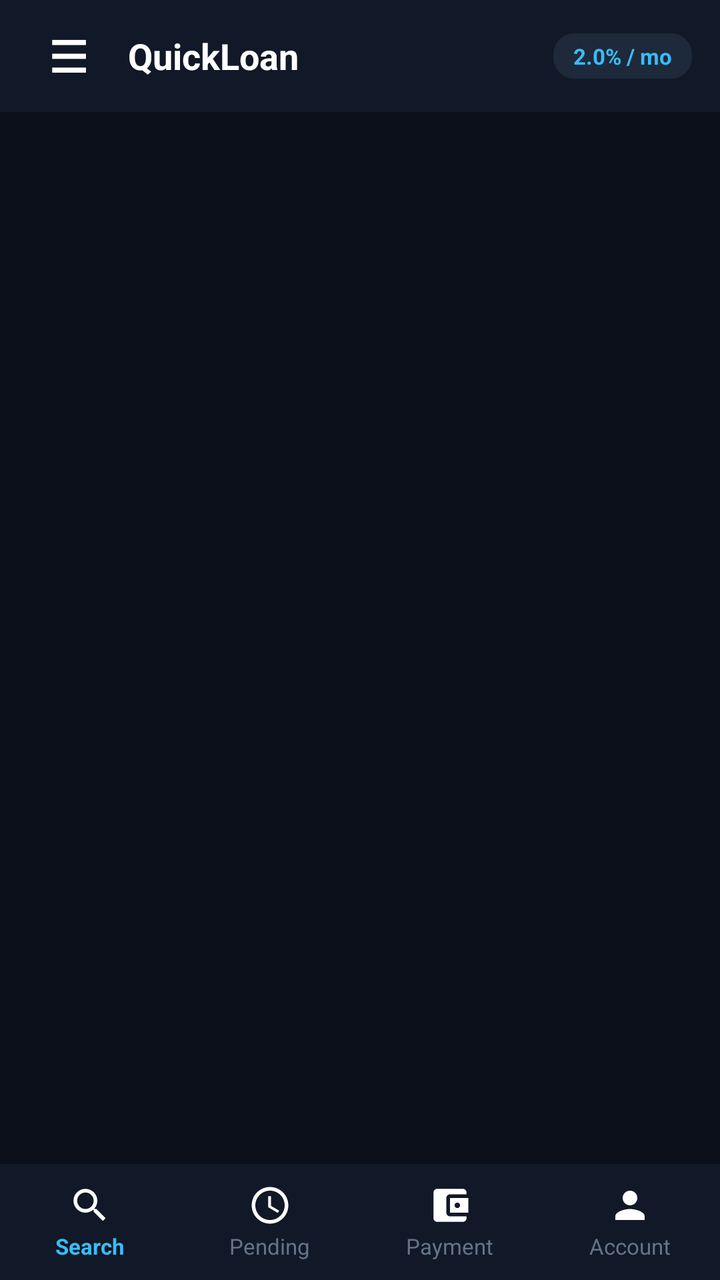
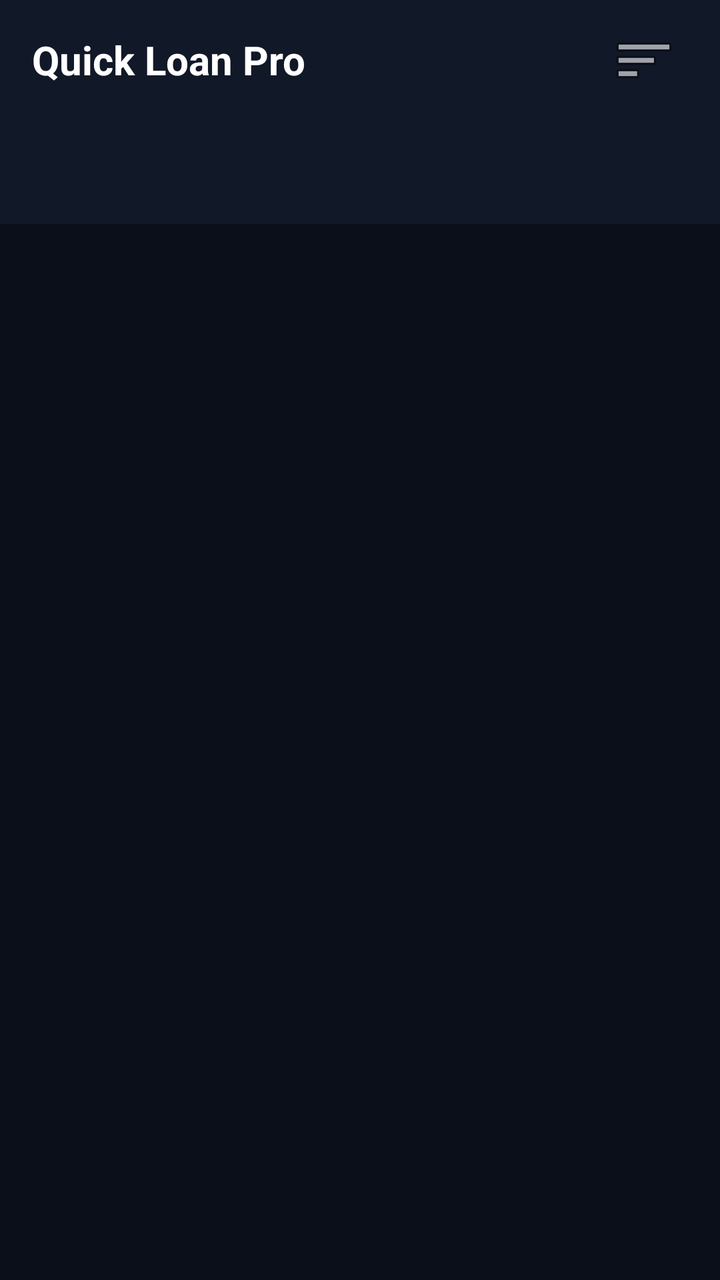

Before-and-after screenshots of an Android layout around one commit, followed by the original layout XML and the change that was made.
<!-- AndroidManifest.xml: application theme Theme.AppCompat.DayNight.NoActionBar -->
<!-- res/layout/activity_lender_main.xml -->
<?xml version="1.0" encoding="utf-8"?>
<androidx.drawerlayout.widget.DrawerLayout xmlns:android="http://schemas.android.com/apk/res/android"
    xmlns:app="http://schemas.android.com/apk/res-auto"
    android:id="@+id/drawerLayout"
    android:layout_width="match_parent"
    android:layout_height="match_parent"
    android:background="#0B0F19">

    
    <LinearLayout
        android:layout_width="match_parent"
        android:layout_height="match_parent"
        android:orientation="vertical">

        
        <LinearLayout
            android:layout_width="match_parent"
            android:layout_height="56dp"
            android:background="#111827"
            android:gravity="center_vertical"
            android:orientation="horizontal"
            android:paddingHorizontal="14dp">

            
            <TextView
                android:id="@+id/btnMenu"
                android:layout_width="40dp"
                android:layout_height="40dp"
                android:gravity="center"
                android:text="☰"
                android:textColor="#FFFFFF"
                android:textSize="22sp"
                android:textStyle="bold" />

            <TextView
                android:id="@+id/tvHomeTitle"
                android:layout_width="0dp"
                android:layout_height="wrap_content"
                android:layout_marginStart="10dp"
                android:layout_weight="1"
                android:text="QuickLoan"
                android:textColor="#FFFFFF"
                android:textSize="18sp"
                android:textStyle="bold" />

            <TextView
                android:id="@+id/tvHeaderInterestBadge"
                android:layout_width="wrap_content"
                android:layout_height="wrap_content"
                android:background="@drawable/edittext_bg"
                android:backgroundTint="#1E293B"
                android:paddingHorizontal="10dp"
                android:paddingVertical="4dp"
                android:text="2.0% / mo"
                android:textColor="#38BDF8"
                android:textSize="11sp"
                android:textStyle="bold" />
        </LinearLayout>

        
        <FrameLayout
            android:id="@+id/fragment_container"
            android:layout_width="match_parent"
            android:layout_height="0dp"
            android:layout_weight="1" />

        
        <LinearLayout
            android:id="@+id/bottomNavBar"
            android:layout_width="match_parent"
            android:layout_height="58dp"
            android:background="#111827"
            android:orientation="horizontal">

            
            <LinearLayout
                android:id="@+id/tabSearch"
                android:layout_width="0dp"
                android:layout_height="match_parent"
                android:layout_weight="1"
                android:gravity="center"
                android:orientation="vertical">

                <ImageView
                    android:id="@+id/ivTabSearch"
                    android:layout_width="22dp"
                    android:layout_height="22dp"
                    android:src="@drawable/ic_tab_search"
                    app:tint="#38BDF8" />

                <TextView
                    android:id="@+id/tvTabSearch"
                    android:layout_width="wrap_content"
                    android:layout_height="wrap_content"
                    android:layout_marginTop="2dp"
                    android:text="Search"
                    android:textColor="#38BDF8"
                    android:textSize="11sp"
                    android:textStyle="bold" />
            </LinearLayout>

            
            <LinearLayout
                android:id="@+id/tabPending"
                android:layout_width="0dp"
                android:layout_height="match_parent"
                android:layout_weight="1"
                android:gravity="center"
                android:orientation="vertical">

                <ImageView
                    android:id="@+id/ivTabPending"
                    android:layout_width="22dp"
                    android:layout_height="22dp"
                    android:src="@drawable/ic_tab_pending"
                    app:tint="#64748B" />

                <TextView
                    android:id="@+id/tvTabPending"
                    android:layout_width="wrap_content"
                    android:layout_height="wrap_content"
                    android:layout_marginTop="2dp"
                    android:text="Pending"
                    android:textColor="#64748B"
                    android:textSize="11sp" />
            </LinearLayout>

            
            <LinearLayout
                android:id="@+id/tabPayment"
                android:layout_width="0dp"
                android:layout_height="match_parent"
                android:layout_weight="1"
                android:gravity="center"
                android:orientation="vertical">

                <ImageView
                    android:id="@+id/ivTabPayment"
                    android:layout_width="22dp"
                    android:layout_height="22dp"
                    android:src="@drawable/ic_tab_payment"
                    app:tint="#64748B" />

                <TextView
                    android:id="@+id/tvTabPayment"
                    android:layout_width="wrap_content"
                    android:layout_height="wrap_content"
                    android:layout_marginTop="2dp"
                    android:text="Payment"
                    android:textColor="#64748B"
                    android:textSize="11sp" />
            </LinearLayout>

            
            <LinearLayout
                android:id="@+id/tabAccount"
                android:layout_width="0dp"
                android:layout_height="match_parent"
                android:layout_weight="1"
                android:gravity="center"
                android:orientation="vertical">

                <ImageView
                    android:id="@+id/ivTabAccount"
                    android:layout_width="22dp"
                    android:layout_height="22dp"
                    android:src="@drawable/ic_tab_account"
                    app:tint="#64748B" />

                <TextView
                    android:id="@+id/tvTabAccount"
                    android:layout_width="wrap_content"
                    android:layout_height="wrap_content"
                    android:layout_marginTop="2dp"
                    android:text="Account"
                    android:textColor="#64748B"
                    android:textSize="11sp" />
            </LinearLayout>
        </LinearLayout>

    </LinearLayout>

    
    <LinearLayout
        android:id="@+id/navDrawerMenu"
        android:layout_width="280dp"
        android:layout_height="match_parent"
        android:layout_gravity="start"
        android:background="#0F172A"
        android:orientation="vertical"
        android:padding="16dp">

        <TextView
            android:layout_width="wrap_content"
            android:layout_height="wrap_content"
            android:layout_marginTop="24dp"
            android:text="QuickLoan Menu"
            android:textColor="#FFFFFF"
            android:textSize="20sp"
            android:textStyle="bold" />

        <TextView
            android:layout_width="wrap_content"
            android:layout_height="wrap_content"
            android:layout_marginTop="2dp"
            android:text="Lender Control Center"
            android:textColor="#94A3B8"
            android:textSize="12sp" />

        <View
            android:layout_width="match_parent"
            android:layout_height="1dp"
            android:layout_marginVertical="16dp"
            android:background="#334155" />

        
        <LinearLayout
            android:id="@+id/menuSetInterestRate"
            android:layout_width="match_parent"
            android:layout_height="48dp"
            android:gravity="center_vertical"
            android:orientation="horizontal">

            <TextView
                android:layout_width="wrap_content"
                android:layout_height="wrap_content"
                android:text="%"
                android:textColor="#38BDF8"
                android:textSize="18sp"
                android:textStyle="bold" />

            <TextView
                android:layout_width="0dp"
                android:layout_height="wrap_content"
                android:layout_marginStart="14dp"
                android:layout_weight="1"
                android:text="Set Interest Rate"
                android:textColor="#FFFFFF"
                android:textSize="14sp" />
        </LinearLayout>

        
        <LinearLayout
            android:id="@+id/menuMasterDirectory"
            android:layout_width="match_parent"
            android:layout_height="48dp"
            android:gravity="center_vertical"
            android:orientation="horizontal">

            <TextView
                android:layout_width="wrap_content"
                android:layout_height="wrap_content"
                android:text="👥"
                android:textSize="16sp" />

            <TextView
                android:layout_width="0dp"
                android:layout_height="wrap_content"
                android:layout_marginStart="14dp"
                android:layout_weight="1"
                android:text="Master Directory"
                android:textColor="#FFFFFF"
                android:textSize="14sp" />
        </LinearLayout>

        
        <LinearLayout
            android:id="@+id/menuLedgerBook"
            android:layout_width="match_parent"
            android:layout_height="48dp"
            android:gravity="center_vertical"
            android:orientation="horizontal">

            <TextView
                android:layout_width="wrap_content"
                android:layout_height="wrap_content"
                android:text="📖"
                android:textSize="16sp" />

            <TextView
                android:layout_width="0dp"
                android:layout_height="wrap_content"
                android:layout_marginStart="14dp"
                android:layout_weight="1"
                android:text="Slate Ledger Book"
                android:textColor="#FFFFFF"
                android:textSize="14sp" />
        </LinearLayout>

        
        <LinearLayout
            android:id="@+id/menuTodaysDue"
            android:layout_width="match_parent"
            android:layout_height="48dp"
            android:gravity="center_vertical"
            android:orientation="horizontal">

            <TextView
                android:layout_width="wrap_content"
                android:layout_height="wrap_content"
                android:text="📅"
                android:textSize="16sp" />

            <TextView
                android:layout_width="0dp"
                android:layout_height="wrap_content"
                android:layout_marginStart="14dp"
                android:layout_weight="1"
                android:text="Today's Due"
                android:textColor="#FFFFFF"
                android:textSize="14sp" />
        </LinearLayout>

        
        <LinearLayout
            android:id="@+id/menuTodaysPayment"
            android:layout_width="match_parent"
            android:layout_height="48dp"
            android:gravity="center_vertical"
            android:orientation="horizontal">

            <TextView
                android:layout_width="wrap_content"
                android:layout_height="wrap_content"
                android:text="💰"
                android:textSize="16sp" />

            <TextView
                android:layout_width="0dp"
                android:layout_height="wrap_content"
                android:layout_marginStart="14dp"
                android:layout_weight="1"
                android:text="Today's Payment"
                android:textColor="#FFFFFF"
                android:textSize="14sp" />
        </LinearLayout>

    </LinearLayout>

</androidx.drawerlayout.widget.DrawerLayout>
<!-- resources referenced by this layout -->
<resources>
  <!-- drawable edittext_bg (drawable) -->
  <?xml version="1.0" encoding="utf-8"?>
  <shape xmlns:android="http://schemas.android.com/apk/res/android"
      android:shape="rectangle">
      <solid android:color="#1E293B" />
      <stroke android:width="1dp" android:color="#475569" />
      <corners android:radius="10dp" />
  </shape>
  <!-- drawable ic_tab_account (drawable) -->
  <vector xmlns:android="http://schemas.android.com/apk/res/android"
      android:width="24dp"
      android:height="24dp"
      android:viewportWidth="24"
      android:viewportHeight="24">
      <path
          android:fillColor="#FFFFFF"
          android:pathData="M12,12c2.21,0 4,-1.79 4,-4s-1.79,-4 -4,-4 -4,1.79 -4,4 1.79,4 4,4zm0,2c-2.67,0 -8,1.34 -8,4v2h16v-2c0,-2.66 -5.33,-4 -8,-4z"/>
  </vector>
  <!-- drawable ic_tab_payment (drawable) -->
  <vector xmlns:android="http://schemas.android.com/apk/res/android"
      android:width="24dp"
      android:height="24dp"
      android:viewportWidth="24"
      android:viewportHeight="24">
      <path
          android:fillColor="#FFFFFF"
          android:pathData="M21,18v1c0,1.1 -0.9,2 -2,2H5c-1.11,0 -2,-0.9 -2,-2V5c0,-1.1 0.89,-2 2,-2h14c1.1,0 2,0.9 2,2v1h-9c-1.11,0 -2,0.9 -2,2v8c0,1.1 0.89,2 2,2h9zm-9,-2h10V8H12v8zm4,-2.5c-0.83,0 -1.5,-0.67 -1.5,-1.5s0.67,-1.5 1.5,-1.5 1.5,0.67 1.5,1.5 -0.67,1.5 -1.5,1.5z"/>
  </vector>
  <!-- drawable ic_tab_pending (drawable) -->
  <vector xmlns:android="http://schemas.android.com/apk/res/android"
      android:width="24dp"
      android:height="24dp"
      android:viewportWidth="24"
      android:viewportHeight="24">
      <path
          android:fillColor="#FFFFFF"
          android:pathData="M11.99,2C6.47,2 2,6.48 2,12s4.47,10 9.99,10C17.52,22 22,17.52 22,12S17.52,2 11.99,2zM12,20c-4.42,0 -8,-3.58 -8,-8s3.58,-8 8,-8 8,3.58 8,8 -3.58,8 -8,8zm0.5,-13H11v6l5.25,3.15 0.75,-1.23 -4.5,-2.67z"/>
  </vector>
  <!-- drawable ic_tab_search (drawable) -->
  <vector xmlns:android="http://schemas.android.com/apk/res/android"
      android:width="24dp"
      android:height="24dp"
      android:viewportWidth="24"
      android:viewportHeight="24">
      <path
          android:fillColor="#FFFFFF"
          android:pathData="M15.5,14h-0.79l-0.28,-0.27C15.41,12.59 16,11.11 16,9.5 16,5.91 13.09,3 9.5,3S3,5.91 3,9.5 5.91,16 9.5,16c1.61,0 3.09,-0.59 4.23,-1.57l0.27,0.28v0.79l5,4.99L20.49,19l-4.99,-5zm-6,0C7.01,14 5,11.99 5,9.5S7.01,5 9.5,5 14,7.01 14,9.5 11.99,14 9.5,14z"/>
  </vector>
</resources>

<!-- the commit's change to res/layout/activity_lender_main.xml (unified diff, before → after) -->
@@ -1,340 +1,74 @@
 <?xml version="1.0" encoding="utf-8"?>
-<androidx.drawerlayout.widget.DrawerLayout xmlns:android="http://schemas.android.com/apk/res/android"
+<androidx.drawerlayout.widget.DrawerLayout 
+    xmlns:android="http://schemas.android.com/apk/res/android"
     xmlns:app="http://schemas.android.com/apk/res-auto"
-    android:id="@+id/drawerLayout"
+    android:id="@+id/lender_drawer_layout"
     android:layout_width="match_parent"
-    android:layout_height="match_parent"
-    android:background="#0B0F19">
+    android:layout_height="match_parent">
 
     
     <LinearLayout
         android:layout_width="match_parent"
         android:layout_height="match_parent"
-        android:orientation="vertical">
+        android:orientation="vertical"
+        android:background="@color/surface_bg">
 
         
         <LinearLayout
             android:layout_width="match_parent"
-            android:layout_height="56dp"
-            android:background="#111827"
+            android:layout_height="60dp"
+            android:background="@color/brand_primary"
             android:gravity="center_vertical"
             android:orientation="horizontal"
-            android:paddingHorizontal="14dp">
-
-            
-            <TextView
-                android:id="@+id/btnMenu"
-                android:layout_width="40dp"
-                android:layout_height="40dp"
-                android:gravity="center"
-                android:text="☰"
-                android:textColor="#FFFFFF"
-                android:textSize="22sp"
-                android:textStyle="bold" />
-
-            <TextView
-                android:id="@+id/tvHomeTitle"
-                android:layout_width="0dp"
-                android:layout_height="wrap_content"
-                android:layout_marginStart="10dp"
-                android:layout_weight="1"
-                android:text="QuickLoan"
-                android:textColor="#FFFFFF"
-                android:textSize="18sp"
-                android:textStyle="bold" />
-
-            <TextView
-                android:id="@+id/tvHeaderInterestBadge"
-                android:layout_width="wrap_content"
-                android:layout_height="wrap_content"
-                android:background="@drawable/edittext_bg"
-                android:backgroundTint="#1E293B"
-                android:paddingHorizontal="10dp"
-                android:paddingVertical="4dp"
-                android:text="2.0% / mo"
-                android:textColor="#38BDF8"
-                android:textSize="11sp"
-                android:textStyle="bold" />
-        </LinearLayout>
-
-        
-        <FrameLayout
-            android:id="@+id/fragment_container"
-            android:layout_width="match_parent"
-            android:layout_height="0dp"
-            android:layout_weight="1" />
-
-        
-        <LinearLayout
-            android:id="@+id/bottomNavBar"
-            android:layout_width="match_parent"
-            android:layout_height="58dp"
-            android:background="#111827"
-            android:orientation="horizontal">
-
-            
-            <LinearLayout
-                android:id="@+id/tabSearch"
-                android:layout_width="0dp"
-                android:layout_height="match_parent"
-                android:layout_weight="1"
-                android:gravity="center"
-                android:orientation="vertical">
-
-                <ImageView
-                    android:id="@+id/ivTabSearch"
-                    android:layout_width="22dp"
-                    android:layout_height="22dp"
-                    android:src="@drawable/ic_tab_search"
-                    app:tint="#38BDF8" />
-
-                <TextView
-                    android:id="@+id/tvTabSearch"
-                    android:layout_width="wrap_content"
-                    android:layout_height="wrap_content"
-                    android:layout_marginTop="2dp"
-                    android:text="Search"
-                    android:textColor="#38BDF8"
-                    android:textSize="11sp"
-                    android:textStyle="bold" />
-            </LinearLayout>
-
-            
-            <LinearLayout
-                android:id="@+id/tabPending"
-                android:layout_width="0dp"
-                android:layout_height="match_parent"
-                android:layout_weight="1"
-                android:gravity="center"
-                android:orientation="vertical">
-
-                <ImageView
-                    android:id="@+id/ivTabPending"
-                    android:layout_width="22dp"
-                    android:layout_height="22dp"
-                    android:src="@drawable/ic_tab_pending"
-                    app:tint="#64748B" />
-
-                <TextView
-                    android:id="@+id/tvTabPending"
-                    android:layout_width="wrap_content"
-                    android:layout_height="wrap_content"
-                    android:layout_marginTop="2dp"
-                    android:text="Pending"
-                    android:textColor="#64748B"
-                    android:textSize="11sp" />
-            </LinearLayout>
-
-            
-            <LinearLayout
-                android:id="@+id/tabPayment"
-                android:layout_width="0dp"
-                android:layout_height="match_parent"
-                android:layout_weight="1"
-                android:gravity="center"
-                android:orientation="vertical">
-
-                <ImageView
-                    android:id="@+id/ivTabPayment"
-                    android:layout_width="22dp"
-                    android:layout_height="22dp"
-                    android:src="@drawable/ic_tab_payment"
-                    app:tint="#64748B" />
-
-                <TextView
-                    android:id="@+id/tvTabPayment"
-                    android:layout_width="wrap_content"
-                    android:layout_height="wrap_content"
-                    android:layout_marginTop="2dp"
-                    android:text="Payment"
-                    android:textColor="#64748B"
-                    android:textSize="11sp" />
-            </LinearLayout>
-
-            
-            <LinearLayout
-                android:id="@+id/tabAccount"
-                android:layout_width="0dp"
-                android:layout_height="match_parent"
-                android:layout_weight="1"
-                android:gravity="center"
-                android:orientation="vertical">
-
-                <ImageView
-                    android:id="@+id/ivTabAccount"
-                    android:layout_width="22dp"
-                    android:layout_height="22dp"
-                    android:src="@drawable/ic_tab_account"
-                    app:tint="#64748B" />
-
-                <TextView
-                    android:id="@+id/tvTabAccount"
-                    android:layout_width="wrap_content"
-                    android:layout_height="wrap_content"
-                    android:layout_marginTop="2dp"
-                    android:text="Account"
-                    android:textColor="#64748B"
-                    android:textSize="11sp" />
-            </LinearLayout>
-        </LinearLayout>
-
-    </LinearLayout>
-
-    
-    <LinearLayout
-        android:id="@+id/navDrawerMenu"
-        android:layout_width="280dp"
-        android:layout_height="match_parent"
-        android:layout_gravity="start"
-        android:background="#0F172A"
-        android:orientation="vertical"
-        android:padding="16dp">
-
-        <TextView
-            android:layout_width="wrap_content"
-            android:layout_height="wrap_content"
-            android:layout_marginTop="24dp"
-            android:text="QuickLoan Menu"
-            android:textColor="#FFFFFF"
-            android:textSize="20sp"
-            android:textStyle="bold" />
-
-        <TextView
-            android:layout_width="wrap_content"
-            android:layout_height="wrap_content"
-            android:layout_marginTop="2dp"
-            android:text="Lender Control Center"
-            android:textColor="#94A3B8"
-            android:textSize="12sp" />
-
-        <View
-            android:layout_width="match_parent"
-            android:layout_height="1dp"
-            android:layout_marginVertical="16dp"
-            android:background="#334155" />
-
-        
-        <LinearLayout
-            android:id="@+id/menuSetInterestRate"
-            android:layout_width="match_parent"
-            android:layout_height="48dp"
-            android:gravity="center_vertical"
-            android:orientation="horizontal">
-
-            <TextView
-                android:layout_width="wrap_content"
-                android:layout_height="wrap_content"
-                android:text="%"
-                android:textColor="#38BDF8"
-                android:textSize="18sp"
-                android:textStyle="bold" />
+            android:paddingHorizontal="16dp">
 
             <TextView
                 android:layout_width="0dp"
                 android:layout_height="wrap_content"
-                android:layout_marginStart="14dp"
                 android:layout_weight="1"
-                android:text="Set Interest Rate"
+                android:text="Quick Loan Pro"
                 android:textColor="#FFFFFF"
-                android:textSize="14sp" />
+                android:textSize="20sp"
+                android:textStyle="bold" />
+
+            <ImageButton
+                android:id="@+id/btnLenderRightHamburger"
+                android:layout_width="44dp"
+                android:layout_height="44dp"
+                android:background="?attr/selectableItemBackgroundBorderless"
+                android:contentDescription="Menu"
+                android:src="@android:drawable/ic_menu_sort_by_size"
+                app:tint="#FFFFFF" />
         </LinearLayout>
 
         
-        <LinearLayout
-            android:id="@+id/menuMasterDirectory"
+        <com.google.android.material.tabs.TabLayout
+            android:id="@+id/tabLayout"
             android:layout_width="match_parent"
-            android:layout_height="48dp"
-            android:gravity="center_vertical"
-            android:orientation="horizontal">
-
-            <TextView
-                android:layout_width="wrap_content"
-                android:layout_height="wrap_content"
-                android:text="👥"
-                android:textSize="16sp" />
-
-            <TextView
-                android:layout_width="0dp"
-                android:layout_height="wrap_content"
-                android:layout_marginStart="14dp"
-                android:layout_weight="1"
-                android:text="Master Directory"
-                android:textColor="#FFFFFF"
-                android:textSize="14sp" />
-        </LinearLayout>
+            android:layout_height="52dp"
+            android:background="@color/brand_primary"
+            app:tabIndicatorColor="#FFFFFF"
+            app:tabIndicatorHeight="3dp"
+            app:tabIconTint="@color/tab_tint_selector"
+            app:tabGravity="fill"
+            app:tabMode="fixed" />
 
         
-        <LinearLayout
-            android:id="@+id/menuLedgerBook"
+        <androidx.viewpager2.widget.ViewPager2
+            android:id="@+id/viewPager"
             android:layout_width="match_parent"
-            android:layout_height="48dp"
-            android:gravity="center_vertical"
-            android:orientation="horizontal">
-
-            <TextView
-                android:layout_width="wrap_content"
-                android:layout_height="wrap_content"
-                android:text="📖"
-                android:textSize="16sp" />
-
-            <TextView
-                android:layout_width="0dp"
-                android:layout_height="wrap_content"
-                android:layout_marginStart="14dp"
-                android:layout_weight="1"
-                android:text="Slate Ledger Book"
-                android:textColor="#FFFFFF"
-                android:textSize="14sp" />
-        </LinearLayout>
-
-        
-        <LinearLayout
-            android:id="@+id/menuTodaysDue"
-            android:layout_width="match_parent"
-            android:layout_height="48dp"
-            android:gravity="center_vertical"
-            android:orientation="horizontal">
-
-            <TextView
-                android:layout_width="wrap_content"
-                android:layout_height="wrap_content"
-                android:text="📅"
-                android:textSize="16sp" />
-
-            <TextView
-                android:layout_width="0dp"
-                android:layout_height="wrap_content"
-                android:layout_marginStart="14dp"
-                android:layout_weight="1"
-                android:text="Today's Due"
-                android:textColor="#FFFFFF"
-                android:textSize="14sp" />
-        </LinearLayout>
-
-        
-        <LinearLayout
-            android:id="@+id/menuTodaysPayment"
-            android:layout_width="match_parent"
-            android:layout_height="48dp"
-            android:gravity="center_vertical"
-            android:orientation="horizontal">
-
-            <TextView
-                android:layout_width="wrap_content"
-                android:layout_height="wrap_content"
-                android:text="💰"
-                android:textSize="16sp" />
-
-            <TextView
-                android:layout_width="0dp"
-                android:layout_height="wrap_content"
-                android:layout_marginStart="14dp"
-                android:layout_weight="1"
-                android:text="Today's Payment"
-                android:textColor="#FFFFFF"
-                android:textSize="14sp" />
-        </LinearLayout>
-
+            android:layout_height="match_parent" />
     </LinearLayout>
 
+    
+    <com.google.android.material.navigation.NavigationView
+        android:id="@+id/nav_view_lender"
+        android:layout_width="260dp"
+        android:layout_height="match_parent"
+        android:layout_gravity="end"
+        android:background="@color/card_bg"
+        app:itemTextColor="@color/text_main"
+        app:itemIconTint="@color/brand_primary"
+        app:menu="@menu/lender_drawer_menu" />
+
 </androidx.drawerlayout.widget.DrawerLayout>
<!-- resource entries referenced after the edit -->
@@ -1,52 +1,8 @@
 <!-- resources referenced by this layout -->
 <resources>
-  <!-- drawable edittext_bg (drawable) -->
-  <?xml version="1.0" encoding="utf-8"?>
-  <shape xmlns:android="http://schemas.android.com/apk/res/android"
-      android:shape="rectangle">
-      <solid android:color="#1E293B" />
-      <stroke android:width="1dp" android:color="#475569" />
-      <corners android:radius="10dp" />
-  </shape>
-  <!-- drawable ic_tab_account (drawable) -->
-  <vector xmlns:android="http://schemas.android.com/apk/res/android"
-      android:width="24dp"
-      android:height="24dp"
-      android:viewportWidth="24"
-      android:viewportHeight="24">
-      <path
-          android:fillColor="#FFFFFF"
-          android:pathData="M12,12c2.21,0 4,-1.79 4,-4s-1.79,-4 -4,-4 -4,1.79 -4,4 1.79,4 4,4zm0,2c-2.67,0 -8,1.34 -8,4v2h16v-2c0,-2.66 -5.33,-4 -8,-4z"/>
-  </vector>
-  <!-- drawable ic_tab_payment (drawable) -->
-  <vector xmlns:android="http://schemas.android.com/apk/res/android"
-      android:width="24dp"
-      android:height="24dp"
-      android:viewportWidth="24"
-      android:viewportHeight="24">
-      <path
-          android:fillColor="#FFFFFF"
-          android:pathData="M21,18v1c0,1.1 -0.9,2 -2,2H5c-1.11,0 -2,-0.9 -2,-2V5c0,-1.1 0.89,-2 2,-2h14c1.1,0 2,0.9 2,2v1h-9c-1.11,0 -2,0.9 -2,2v8c0,1.1 0.89,2 2,2h9zm-9,-2h10V8H12v8zm4,-2.5c-0.83,0 -1.5,-0.67 -1.5,-1.5s0.67,-1.5 1.5,-1.5 1.5,0.67 1.5,1.5 -0.67,1.5 -1.5,1.5z"/>
-  </vector>
-  <!-- drawable ic_tab_pending (drawable) -->
-  <vector xmlns:android="http://schemas.android.com/apk/res/android"
-      android:width="24dp"
-      android:height="24dp"
-      android:viewportWidth="24"
-      android:viewportHeight="24">
-      <path
-          android:fillColor="#FFFFFF"
-          android:pathData="M11.99,2C6.47,2 2,6.48 2,12s4.47,10 9.99,10C17.52,22 22,17.52 22,12S17.52,2 11.99,2zM12,20c-4.42,0 -8,-3.58 -8,-8s3.58,-8 8,-8 8,3.58 8,8 -3.58,8 -8,8zm0.5,-13H11v6l5.25,3.15 0.75,-1.23 -4.5,-2.67z"/>
-  </vector>
-  <!-- drawable ic_tab_search (drawable) -->
-  <vector xmlns:android="http://schemas.android.com/apk/res/android"
-      android:width="24dp"
-      android:height="24dp"
-      android:viewportWidth="24"
-      android:viewportHeight="24">
-      <path
-          android:fillColor="#FFFFFF"
-          android:pathData="M15.5,14h-0.79l-0.28,-0.27C15.41,12.59 16,11.11 16,9.5 16,5.91 13.09,3 9.5,3S3,5.91 3,9.5 5.91,16 9.5,16c1.61,0 3.09,-0.59 4.23,-1.57l0.27,0.28v0.79l5,4.99L20.49,19l-4.99,-5zm-6,0C7.01,14 5,11.99 5,9.5S7.01,5 9.5,5 14,7.01 14,9.5 11.99,14 9.5,14z"/>
-  </vector>
+  <color name="brand_primary">#111827</color>
+  <color name="card_bg">#1E293B</color>
+  <color name="surface_bg">#0B0F19</color>
+  <color name="text_main">#F8FAFC</color>
 </resources>
 
